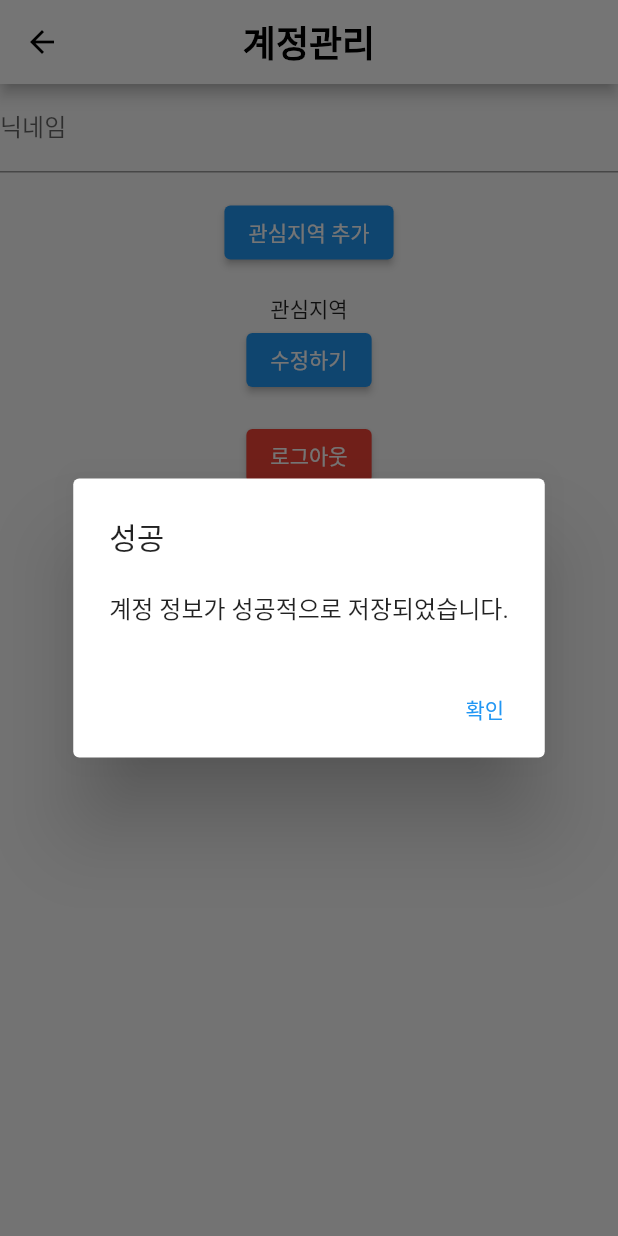
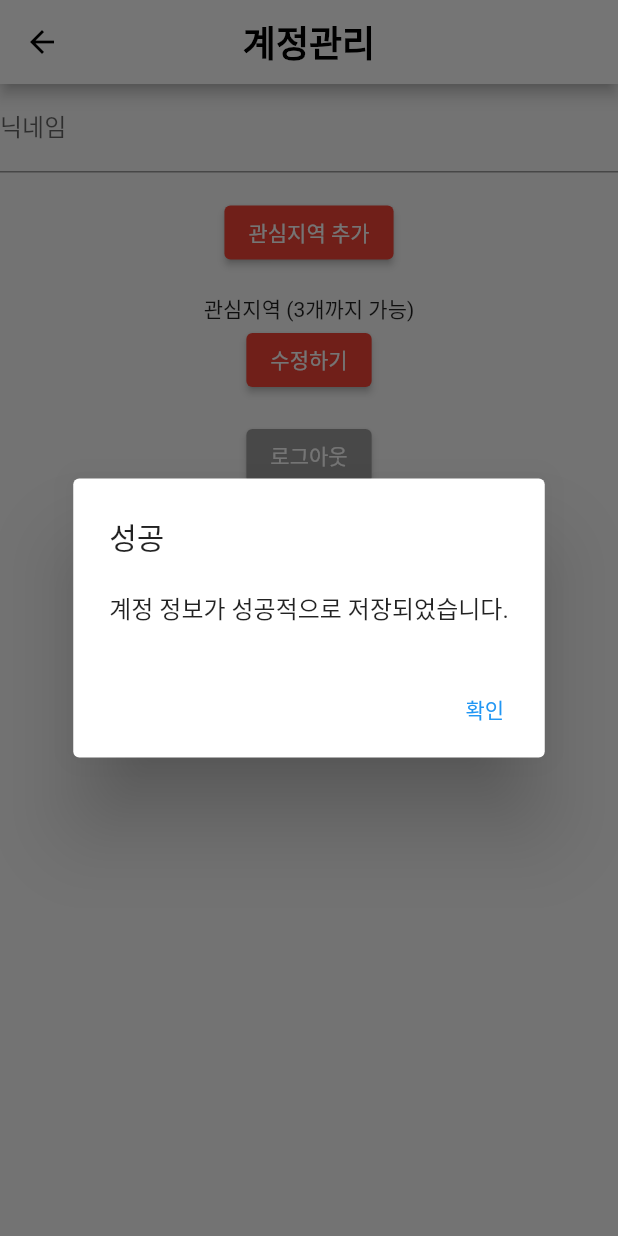
Before and after one commit to ehfdkdhswlgh/live_accident_application, a Flutter app: the AccountManagementScreen screen opened directly, after a tap on "수정하기", on a phone screen of 412 x 824 dp. Run offline on Flutter 3.47's test engine with Material 2 defaults, Android fonts, the phone set to English and light mode, and no system bars; our stand-ins replace cached_network_image, carousel_slider, cloud_firestore, firebase_auth, firebase_core, firebase_messaging and 8 more; missing offline and left inert: dart_geohash, remedi_kopo; accounts and stored records are empty.

Commit message:
버튼 색 변경

```diff
--- a/lib/haechan/account_management.dart
+++ b/lib/haechan/account_management.dart
@@ -72,23 +72,18 @@ class _AccountManagementScreenState extends State<AccountManagementScreen> {
               },
               decoration: InputDecoration(labelText: "닉네임"),
             ),
-            // TextField(
-            //   onChanged: (value) {
-            //     setState(() {
-            //       _password = value;
-            //     });
-            //   },
-            //   decoration: InputDecoration(labelText: "비밀번호 수정"),
-            // ),
             SizedBox(height: 16.0),
             ElevatedButton(
               onPressed: () {
                 _addressAPI();
               },
               child: Text("관심지역 추가"),
+              style: ElevatedButton.styleFrom(
+                backgroundColor: Colors.red,
+              ),
             ),
             SizedBox(height: 16.0),
-            Text("관심지역"),
+            Text("관심지역 (3개까지 가능)"),
             ListView.builder(
               shrinkWrap: true,
               itemCount: _interestAreas.length,
@@ -150,6 +145,9 @@ class _AccountManagementScreenState extends State<AccountManagementScreen> {
                     userData['name'] = _nickname;
 
                     transaction.update(userRef, userData);
+                    setState(() {
+                      UserImfomation.nickname = _nickname;
+                    });
                   });
 
                   print('here22222222222222222222222222222');
@@ -192,7 +190,11 @@ class _AccountManagementScreenState extends State<AccountManagementScreen> {
                   print("오류 발생: $error");
                 }
               },
+              style: ElevatedButton.styleFrom(
+                backgroundColor: Colors.red,
+              ),
               child: Text("수정하기"),
+
             ),
             SizedBox(height: 16.0),
             ElevatedButton(
@@ -209,7 +211,7 @@ class _AccountManagementScreenState extends State<AccountManagementScreen> {
                 );
               },
               style: ElevatedButton.styleFrom(
-                primary: Colors.red, // Set the button color to red
+                backgroundColor: Colors.grey, // Set the button color to red
               ),
               child: Text("로그아웃"),
             ),
```
